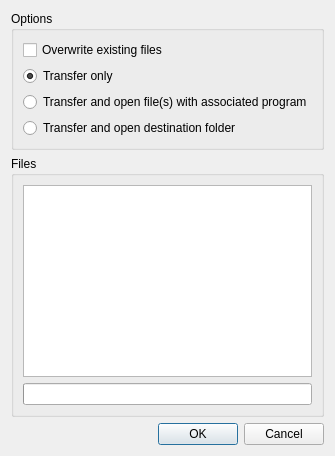
First picture: the form in plugins/filetransfer/FileTransferDialog.ui, repository veyon/veyon, before the edit.
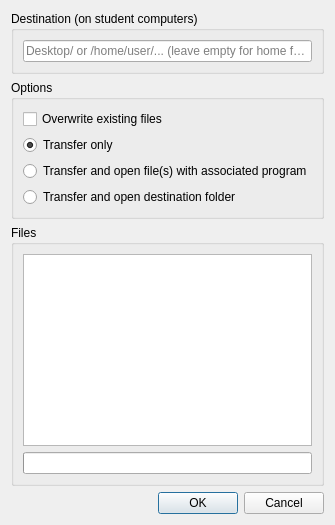
Second picture: the form after the edit. Icons and pictures are not drawn.

Commit message: FileTransfer: add runtime source/destination path selection

The edit to the form file:
```diff
--- a/plugins/filetransfer/FileTransferDialog.ui
+++ b/plugins/filetransfer/FileTransferDialog.ui
@@ -11,6 +11,22 @@
     <normaloff>:/filetransfer/applications-office.png</normaloff>:/filetransfer/applications-office.png</iconset>
   </property>
   <layout class="QVBoxLayout" name="verticalLayout_3">
+   <item>
+    <widget class="QGroupBox" name="destinationGroupBox">
+     <property name="title">
+      <string>Destination (on student computers)</string>
+     </property>
+     <layout class="QVBoxLayout" name="destinationLayout">
+      <item>
+       <widget class="QLineEdit" name="destinationDirectoryEdit">
+        <property name="placeholderText">
+         <string>Desktop/ or /home/user/... (leave empty for home folder)</string>
+        </property>
+       </widget>
+      </item>
+     </layout>
+    </widget>
+   </item>
    <item>
     <widget class="QGroupBox" name="optionsGroupBox">
      <property name="title">
```
Left out of the diff: 1 changed line with no effect on the pictures. The commit also changes 11 other files.
